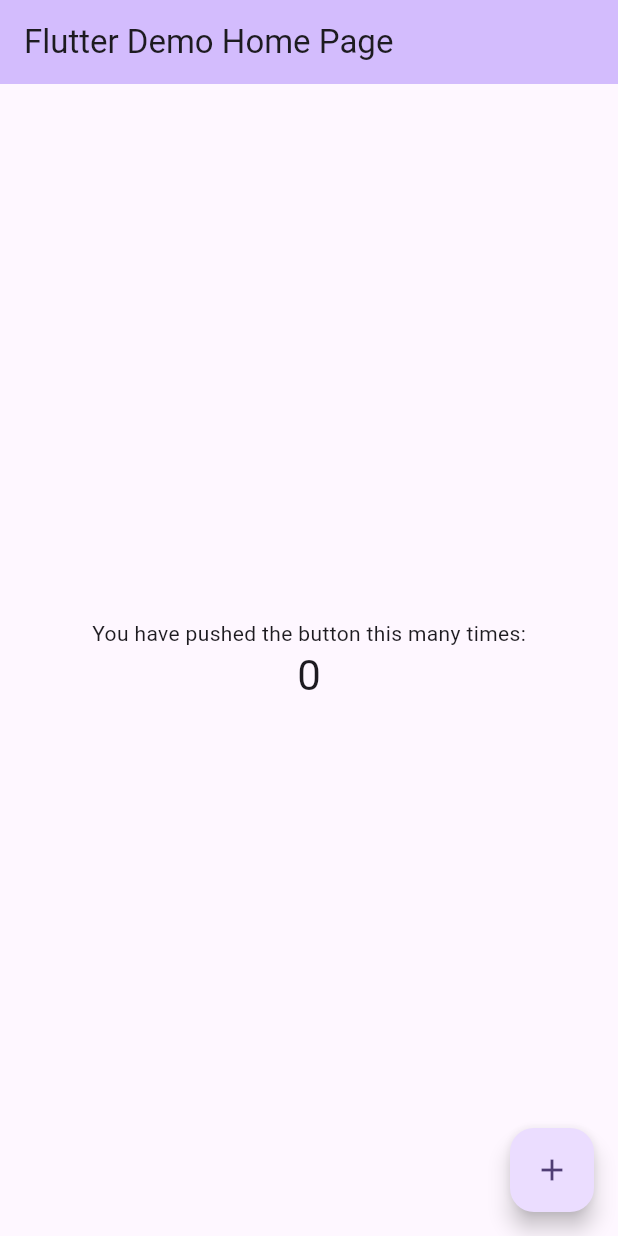
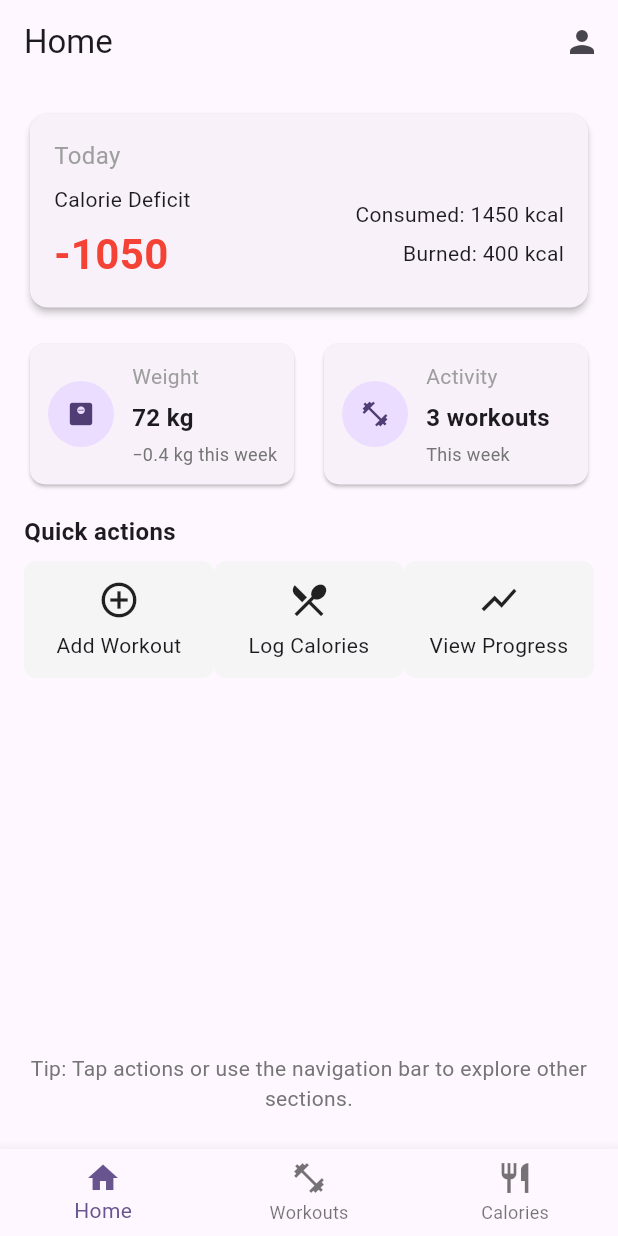
Before and after one commit to hasmika123/group_project_1, a Flutter app: the screen it shows after launch, on a phone screen of 412 x 824 dp. Run offline on Flutter 3.47's test engine with Material 3 defaults, Android fonts, the light colour scheme and no system bars.

Commit message:
Home Page UI Setup

```diff
--- a/lib/main.dart
+++ b/lib/main.dart
@@ -1,4 +1,5 @@
 import 'package:flutter/material.dart';
+import 'screens/home_screen.dart';
 
 void main() {
   runApp(const MyApp());
@@ -30,7 +31,7 @@
         // tested with just a hot reload.
         colorScheme: ColorScheme.fromSeed(seedColor: Colors.deepPurple),
       ),
-      home: const MyHomePage(title: 'Flutter Demo Home Page'),
+      home: const HomeScreen(),
     );
   }
 }
--- /dev/null
+++ b/lib/screens/home_screen.dart
@@ -0,0 +1,243 @@
+import 'package:flutter/material.dart';
+
+class HomeScreen extends StatelessWidget {
+  const HomeScreen({Key? key}) : super(key: key);
+
+  @override
+  Widget build(BuildContext context) {
+    // Simple sample values; future work will wire these to real data/models
+    final int caloriesConsumed = 1450;
+    final int caloriesBurned = 400;
+    final int deficit = caloriesBurned - caloriesConsumed; // intentionally simple
+
+    return Scaffold(
+      appBar: AppBar(
+        title: const Text('Home'),
+        actions: [
+          IconButton(
+            icon: const Icon(Icons.person),
+            onPressed: () {
+              ScaffoldMessenger.of(context).showSnackBar(
+                const SnackBar(content: Text('Open Profile (placeholder)')),
+              );
+            },
+          )
+        ],
+      ),
+      body: Padding(
+        padding: const EdgeInsets.all(16.0),
+        child: Column(
+          crossAxisAlignment: CrossAxisAlignment.stretch,
+          children: [
+            // Daily calorie overview
+            Card(
+              elevation: 2,
+              shape: RoundedRectangleBorder(
+                borderRadius: BorderRadius.circular(12),
+              ),
+              child: Padding(
+                padding: const EdgeInsets.all(16.0),
+                child: Column(
+                  crossAxisAlignment: CrossAxisAlignment.start,
+                  children: [
+                    const Text(
+                      'Today',
+                      style: TextStyle(fontSize: 16, color: Colors.grey),
+                    ),
+                    const SizedBox(height: 8),
+                    Row(
+                      mainAxisAlignment: MainAxisAlignment.spaceBetween,
+                      children: [
+                        Column(
+                          crossAxisAlignment: CrossAxisAlignment.start,
+                          children: [
+                            const Text('Calorie Deficit', style: TextStyle(fontSize: 14)),
+                            const SizedBox(height: 6),
+                            Text(
+                              '$deficit',
+                              style: TextStyle(
+                                fontSize: 28,
+                                fontWeight: FontWeight.bold,
+                                color: deficit >= 0 ? Colors.green : Colors.red,
+                              ),
+                            ),
+                          ],
+                        ),
+                        Column(
+                          crossAxisAlignment: CrossAxisAlignment.end,
+                          children: [
+                            Text('Consumed: $caloriesConsumed kcal'),
+                            const SizedBox(height: 6),
+                            Text('Burned: $caloriesBurned kcal'),
+                          ],
+                        )
+                      ],
+                    )
+                  ],
+                ),
+              ),
+            ),
+
+            const SizedBox(height: 16),
+
+            // Progress summary
+            Row(
+              children: [
+                Expanded(
+                  child: _SummaryCard(
+                    title: 'Weight',
+                    value: '72 kg',
+                    subtitle: '−0.4 kg this week',
+                    icon: Icons.monitor_weight,
+                  ),
+                ),
+                const SizedBox(width: 12),
+                Expanded(
+                  child: _SummaryCard(
+                    title: 'Activity',
+                    value: '3 workouts',
+                    subtitle: 'This week',
+                    icon: Icons.fitness_center,
+                  ),
+                ),
+              ],
+            ),
+
+            const SizedBox(height: 16),
+
+            // Quick actions
+            const Text('Quick actions', style: TextStyle(fontSize: 16, fontWeight: FontWeight.w600)),
+            const SizedBox(height: 8),
+            Row(
+              mainAxisAlignment: MainAxisAlignment.spaceBetween,
+              children: [
+                _QuickAction(
+                  icon: Icons.add_circle_outline,
+                  label: 'Add Workout',
+                  onTap: () {
+                    ScaffoldMessenger.of(context).showSnackBar(const SnackBar(content: Text('Navigate to Workout Log (placeholder)')));
+                  },
+                ),
+                _QuickAction(
+                  icon: Icons.restaurant_menu,
+                  label: 'Log Calories',
+                  onTap: () {
+                    ScaffoldMessenger.of(context).showSnackBar(const SnackBar(content: Text('Open Calorie Tracker (placeholder)')));
+                  },
+                ),
+                _QuickAction(
+                  icon: Icons.show_chart,
+                  label: 'View Progress',
+                  onTap: () {
+                    ScaffoldMessenger.of(context).showSnackBar(const SnackBar(content: Text('Open Progress (placeholder)')));
+                  },
+                ),
+              ],
+            ),
+
+            const Spacer(),
+
+            // Small footer / tip
+            Text(
+              'Tip: Tap actions or use the navigation bar to explore other sections.',
+              style: TextStyle(color: Colors.grey[600]),
+              textAlign: TextAlign.center,
+            ),
+            const SizedBox(height: 8),
+          ],
+        ),
+      ),
+      bottomNavigationBar: BottomNavigationBar(
+        items: const [
+          BottomNavigationBarItem(icon: Icon(Icons.home), label: 'Home'),
+          BottomNavigationBarItem(icon: Icon(Icons.fitness_center), label: 'Workouts'),
+          BottomNavigationBarItem(icon: Icon(Icons.restaurant), label: 'Calories'),
+        ],
+        currentIndex: 0,
+        onTap: (idx) {
+          // placeholders; real navigation will be added later
+          String message;
+          if (idx == 0) {
+            return; // already on Home
+          }
+          if (idx == 1) {
+            message = 'Open Workout Log (placeholder)';
+          } else {
+            message = 'Open Calorie Tracker (placeholder)';
+          }
+          ScaffoldMessenger.of(context).showSnackBar(SnackBar(content: Text(message)));
+        },
+      ),
+    );
+  }
+}
+
+class _SummaryCard extends StatelessWidget {
+  final String title;
+  final String value;
+  final String subtitle;
+  final IconData icon;
+  const _SummaryCard({Key? key, required this.title, required this.value, required this.subtitle, required this.icon}) : super(key: key);
+
+  @override
+  Widget build(BuildContext context) {
+    return Card(
+      elevation: 1,
+      shape: RoundedRectangleBorder(borderRadius: BorderRadius.circular(10)),
+      child: Padding(
+        padding: const EdgeInsets.all(12.0),
+        child: Row(
+          children: [
+            CircleAvatar(
+              radius: 22,
+              child: Icon(icon, size: 20),
+            ),
+            const SizedBox(width: 12),
+            Column(
+              crossAxisAlignment: CrossAxisAlignment.start,
+              children: [
+                Text(title, style: const TextStyle(fontSize: 14, color: Colors.grey)),
+                const SizedBox(height: 6),
+                Text(value, style: const TextStyle(fontSize: 16, fontWeight: FontWeight.w600)),
+                const SizedBox(height: 4),
+                Text(subtitle, style: TextStyle(fontSize: 12, color: Colors.grey[600])),
+              ],
+            )
+          ],
+        ),
+      ),
+    );
+  }
+}
+
+class _QuickAction extends StatelessWidget {
+  final IconData icon;
+  final String label;
+  final VoidCallback onTap;
+  const _QuickAction({Key? key, required this.icon, required this.label, required this.onTap}) : super(key: key);
+
+  @override
+  Widget build(BuildContext context) {
+    return Expanded(
+      child: InkWell(
+        onTap: onTap,
+        borderRadius: BorderRadius.circular(8),
+        child: Container(
+          padding: const EdgeInsets.symmetric(vertical: 12),
+          decoration: BoxDecoration(
+            borderRadius: BorderRadius.circular(8),
+            color: Colors.grey[100],
+          ),
+          child: Column(
+            mainAxisSize: MainAxisSize.min,
+            children: [
+              Icon(icon, size: 28),
+              const SizedBox(height: 6),
+              Text(label, textAlign: TextAlign.center),
+            ],
+          ),
+        ),
+      ),
+    );
+  }
+}
```
